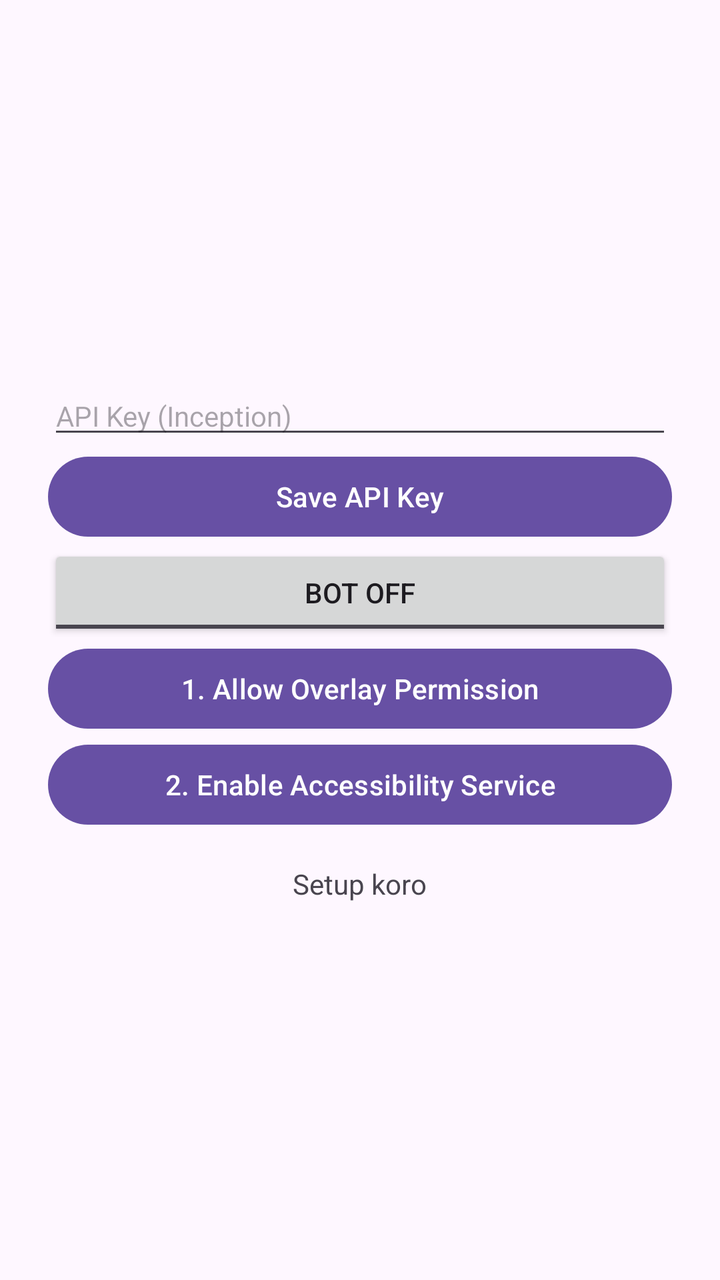
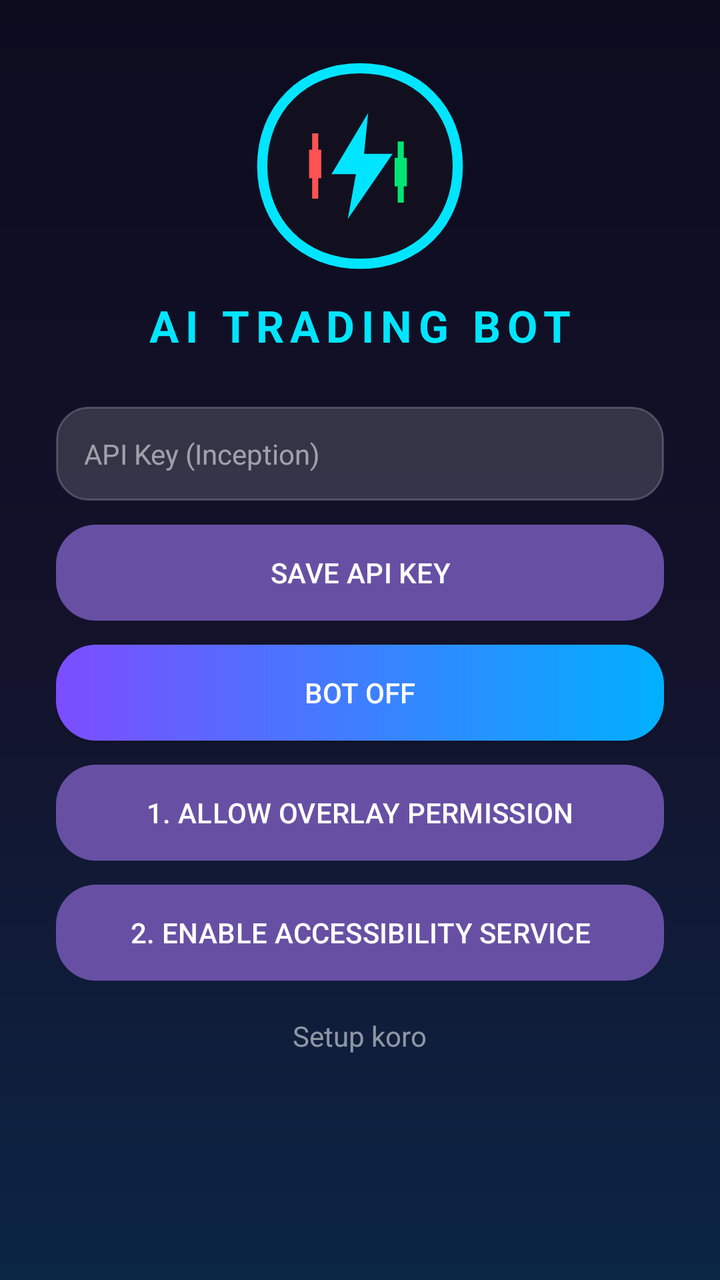

Before-and-after screenshots of an Android layout around one commit, followed by the original layout XML and the change that was made.
<!-- AndroidManifest.xml: application theme Theme.Material3.DayNight.NoActionBar -->
<!-- res/layout/activity_main.xml -->
<?xml version="1.0" encoding="utf-8"?>
<LinearLayout xmlns:android="http://schemas.android.com/apk/res/android"
    android:layout_width="match_parent"
    android:layout_height="match_parent"
    android:orientation="vertical"
    android:gravity="center"
    android:padding="24dp">

    <EditText
        android:id="@+id/apiKeyInput"
        android:layout_width="match_parent"
        android:layout_height="wrap_content"
        android:hint="API Key (Inception)"
        android:textSize="14sp"/>

    <Button
        android:id="@+id/btnSave"
        android:layout_width="match_parent"
        android:layout_height="wrap_content"
        android:text="Save API Key"/>

    <ToggleButton
        android:id="@+id/botToggle"
        android:layout_width="match_parent"
        android:layout_height="wrap_content"
        android:textOn="BOT ON"
        android:textOff="BOT OFF"/>

    <Button
        android:id="@+id/btnOverlay"
        android:layout_width="match_parent"
        android:layout_height="wrap_content"
        android:text="1. Allow Overlay Permission"/>

    <Button
        android:id="@+id/btnAccessibility"
        android:layout_width="match_parent"
        android:layout_height="wrap_content"
        android:text="2. Enable Accessibility Service"/>

    <TextView
        android:id="@+id/statusText"
        android:layout_width="wrap_content"
        android:layout_height="wrap_content"
        android:layout_marginTop="16dp"
        android:text="Setup koro"/>
</LinearLayout>
<!-- resources referenced by this layout -->
<resources>

</resources>

<!-- the commit's change to res/layout/activity_main.xml (unified diff, before → after) -->
@@ -3,26 +3,53 @@
     android:layout_width="match_parent"
     android:layout_height="match_parent"
     android:orientation="vertical"
-    android:gravity="center"
-    android:padding="24dp">
+    android:gravity="center_horizontal"
+    android:background="@drawable/screen_bg"
+    android:padding="28dp">
+
+    <ImageView
+        android:layout_width="110dp"
+        android:layout_height="110dp"
+        android:src="@drawable/logo"/>
+
+    <TextView
+        android:layout_width="wrap_content"
+        android:layout_height="wrap_content"
+        android:layout_marginTop="10dp"
+        android:text="AI TRADING BOT"
+        android:textColor="#00E5FF"
+        android:textSize="22sp"
+        android:textStyle="bold"
+        android:letterSpacing="0.15"/>
 
     <EditText
         android:id="@+id/apiKeyInput"
         android:layout_width="match_parent"
         android:layout_height="wrap_content"
+        android:layout_marginTop="26dp"
+        android:background="@drawable/field_bg"
         android:hint="API Key (Inception)"
+        android:textColor="#FFFFFF"
+        android:textColorHint="#88FFFFFF"
+        android:padding="14dp"
         android:textSize="14sp"/>
 
     <Button
         android:id="@+id/btnSave"
         android:layout_width="match_parent"
         android:layout_height="wrap_content"
-        android:text="Save API Key"/>
+        android:layout_marginTop="12dp"
+        android:background="@drawable/btn_bg"
+        android:text="SAVE API KEY"
+        android:textColor="#FFFFFF"/>
 
     <ToggleButton
         android:id="@+id/botToggle"
         android:layout_width="match_parent"
         android:layout_height="wrap_content"
+        android:layout_marginTop="12dp"
+        android:background="@drawable/btn_bg"
+        android:textColor="#FFFFFF"
         android:textOn="BOT ON"
         android:textOff="BOT OFF"/>
 
@@ -30,18 +57,25 @@
         android:id="@+id/btnOverlay"
         android:layout_width="match_parent"
         android:layout_height="wrap_content"
-        android:text="1. Allow Overlay Permission"/>
+        android:layout_marginTop="12dp"
+        android:background="@drawable/btn_bg"
+        android:text="1. ALLOW OVERLAY PERMISSION"
+        android:textColor="#FFFFFF"/>
 
     <Button
         android:id="@+id/btnAccessibility"
         android:layout_width="match_parent"
         android:layout_height="wrap_content"
-        android:text="2. Enable Accessibility Service"/>
+        android:layout_marginTop="12dp"
+        android:background="@drawable/btn_bg"
+        android:text="2. ENABLE ACCESSIBILITY SERVICE"
+        android:textColor="#FFFFFF"/>
 
     <TextView
         android:id="@+id/statusText"
         android:layout_width="wrap_content"
         android:layout_height="wrap_content"
-        android:layout_marginTop="16dp"
-        android:text="Setup koro"/>
+        android:layout_marginTop="18dp"
+        android:text="Setup koro"
+        android:textColor="#88FFFFFF"/>
 </LinearLayout>
<!-- resource entries referenced after the edit -->
@@ -1,5 +1,57 @@
 <!-- resources referenced by this layout -->
 <resources>
-
+  <!-- drawable btn_bg (drawable) -->
+  <?xml version="1.0" encoding="utf-8"?>
+  <shape xmlns:android="http://schemas.android.com/apk/res/android"
+      android:shape="rectangle">
+      <gradient android:startColor="#7C4DFF" android:endColor="#00B0FF" android:angle="0"/>
+      <corners android:radius="20dp"/>
+  </shape>
+  <!-- drawable field_bg (drawable) -->
+  <?xml version="1.0" encoding="utf-8"?>
+  <shape xmlns:android="http://schemas.android.com/apk/res/android"
+      android:shape="rectangle">
+      <solid android:color="#26FFFFFF"/>
+      <corners android:radius="16dp"/>
+      <stroke android:width="1dp" android:color="#33FFFFFF"/>
+  </shape>
+  <!-- drawable logo (drawable) -->
+  <vector xmlns:android="http://schemas.android.com/apk/res/android"
+      android:width="108dp"
+      android:height="108dp"
+      android:viewportWidth="108"
+      android:viewportHeight="108">
+      <path
+          android:fillColor="#12101F"
+          android:pathData="M54,6 C26,6 6,26 6,54 C6,82 26,102 54,102 C82,102 102,82 102,54 C102,26 82,6 54,6 Z"/>
+      <path
+          android:fillColor="#00000000"
+          android:strokeColor="#00E5FF"
+          android:strokeWidth="5"
+          android:pathData="M54,6 C26,6 6,26 6,54 C6,82 26,102 54,102 C82,102 102,82 102,54 C102,26 82,6 54,6 Z"/>
+      <path
+          android:fillColor="#FF5252"
+          android:pathData="M29,46 L35,46 L35,60 L29,60 Z"/>
+      <path
+          android:strokeColor="#FF5252"
+          android:strokeWidth="3"
+          android:pathData="M32,38 L32,70"/>
+      <path
+          android:fillColor="#00E676"
+          android:pathData="M71,50 L77,50 L77,64 L71,64 Z"/>
+      <path
+          android:strokeColor="#00E676"
+          android:strokeWidth="3"
+          android:pathData="M74,42 L74,72"/>
+      <path
+          android:fillColor="#00E5FF"
+          android:pathData="M58,28 L40,58 L52,58 L48,80 L70,48 L56,48 Z"/>
+  </vector>
+  <!-- drawable screen_bg (drawable) -->
+  <?xml version="1.0" encoding="utf-8"?>
+  <shape xmlns:android="http://schemas.android.com/apk/res/android"
+      android:shape="rectangle">
+      <gradient android:startColor="#0D0B1E" android:centerColor="#14122B" android:endColor="#0B2545" android:angle="270"/>
+  </shape>
 </resources>
 
